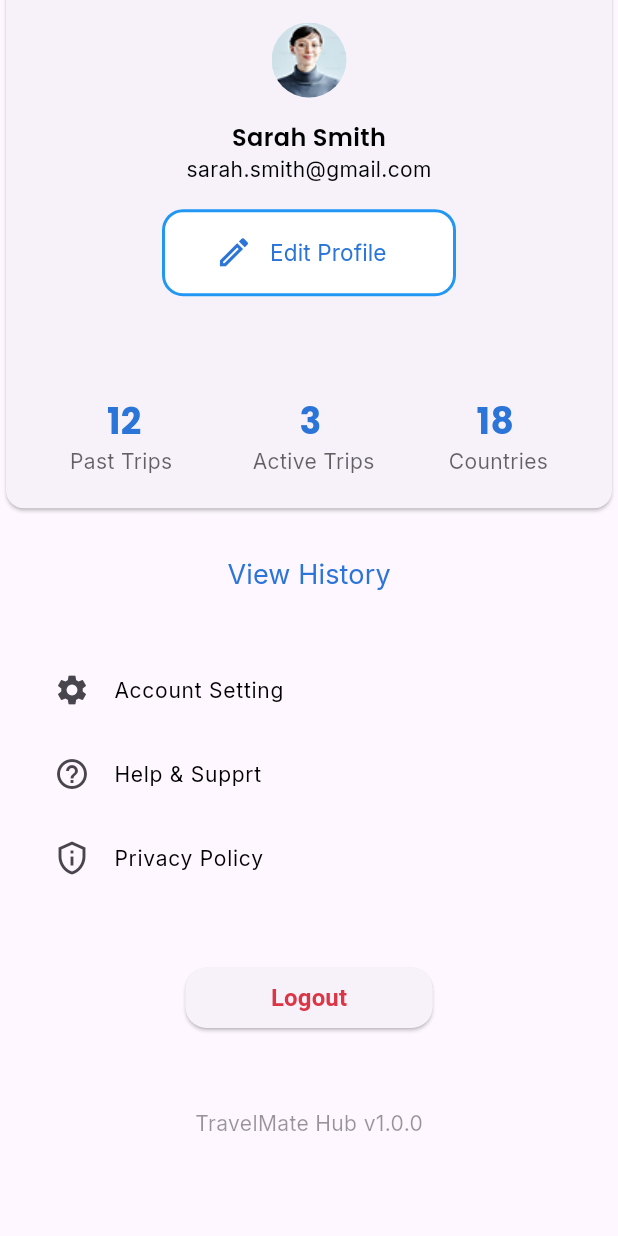
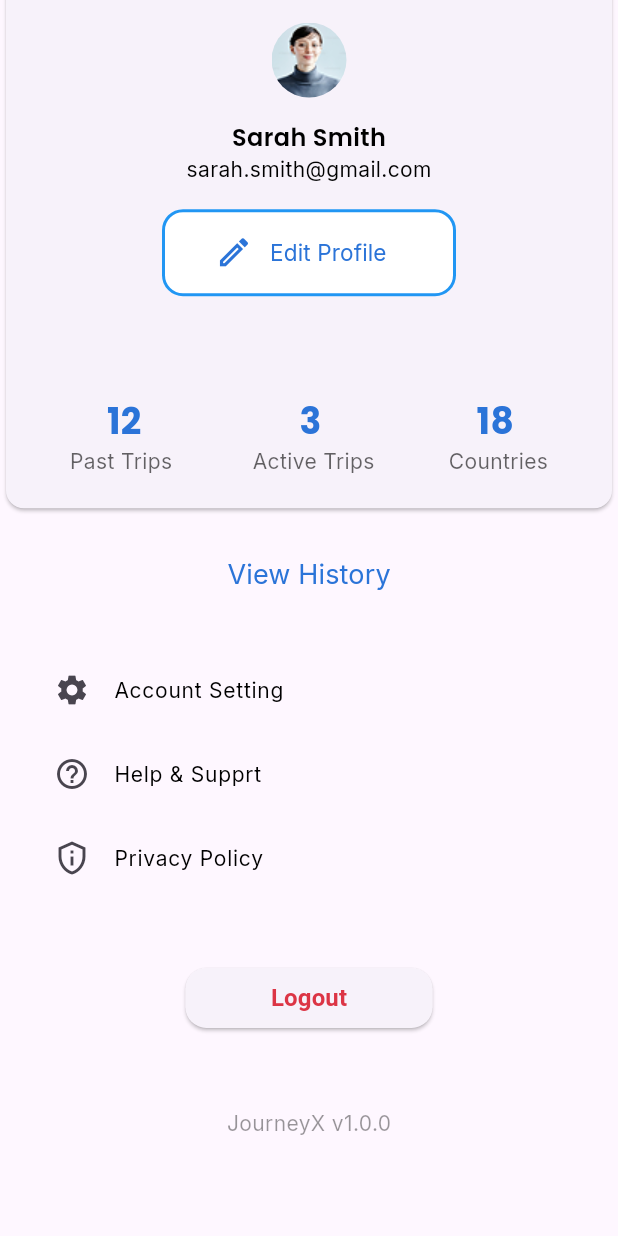
Before and after one commit to sheikhabdullaa/journey_x, a Flutter app: the TuristProfile screen opened directly, scrolled down 57 dp, on a phone screen of 412 x 824 dp. Run offline on Flutter 3.47's test engine with Material 3 defaults, Android fonts, the phone set to English and light mode, and no system bars; our stand-ins replace animated_notch_bottom_bar, cloud_firestore, firebase_auth, firebase_core, flutter_map, fluttertoast and 5 more; accounts and stored records are empty.

Commit message:
'ugiugfg'

```diff
--- a/lib/autj_view/turist_profile.dart
+++ b/lib/autj_view/turist_profile.dart
@@ -264,7 +264,7 @@ class _TuristProfilePageState extends State<TuristProfile> {
 
               SizedBox(height: screenHeight * 0.06),
               inter(
-                text: 'TravelMate Hub v1.0.0',
+                text: 'JourneyX v1.0.0',
                 fontSize: 14,
                 color: const Color.fromARGB(103, 0, 0, 0),
                 fw: FontWeight.w400,
--- a/lib/main.dart
+++ b/lib/main.dart
@@ -1,7 +1,6 @@
 import 'package:flutter/material.dart';
 import 'package:firebase_core/firebase_core.dart';
 import 'package:journeyX/autj_view/splash_sacreen.dart';
-import 'package:journeyX/autj_view/trip_details.dart';
 
 void main() async {
   WidgetsFlutterBinding.ensureInitialized();
@@ -14,6 +13,9 @@ class MyApp extends StatelessWidget {
 
   @override
   Widget build(BuildContext context) {
-    return MaterialApp(debugShowCheckedModeBanner: false, home: TripDaetails());
+    return MaterialApp(
+      debugShowCheckedModeBanner: false,
+      home: SplashSacreen(),
+    );
   }
 }
```
